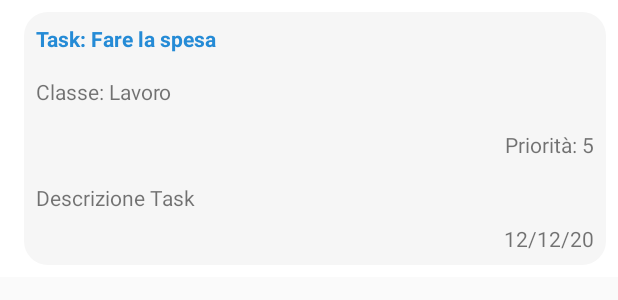
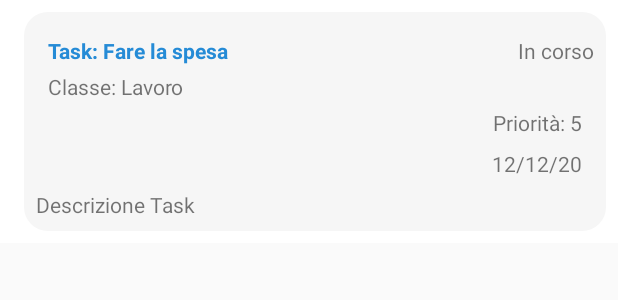
Before and after one commit to Zacomo/Istentu, an Android app: the layout recycler_view_item.xml on its own in the app's theme, with its tools: preview values and no code run, on a phone screen of 412 x 824 dp. Shown: the top 300 px of the screen. Run offline under Robolectric (Android 15) with nearby library versions, the phone set to English and light mode, and no system bars.

Commit message:
Cambio Layout per item recyclerview e introduzione dialogo info Task.

```diff
--- a/app/src/main/res/layout/recycler_view_item.xml
+++ b/app/src/main/res/layout/recycler_view_item.xml
@@ -1,5 +1,5 @@
 <?xml version="1.0" encoding="utf-8"?>
-<LinearLayout
+<RelativeLayout xmlns:app="http://schemas.android.com/apk/res-auto"
     android:id="@+id/parentLayout"
     xmlns:android="http://schemas.android.com/apk/res/android"
     xmlns:tools="http://schemas.android.com/tools"
@@ -9,28 +9,47 @@
     android:layout_height="wrap_content"
     android:background="#fff">
 
-  <LinearLayout
+  <androidx.constraintlayout.widget.ConstraintLayout
       android:layout_width="match_parent"
       android:layout_height="wrap_content"
-      android:orientation="vertical"
       android:layout_marginStart="8dp"
       android:layout_marginLeft="8dp"
       android:background="@drawable/card_bg">
+
     <TextView
         android:id="@+id/taskName"
         android:layout_width="wrap_content"
         android:layout_height="wrap_content"
         android:layout_gravity="start"
+        android:layout_marginStart="8dp"
+        android:layout_marginTop="8dp"
         android:padding="8dp"
+        android:textColor="@color/colorPrimary"
         android:textStyle="bold"
-      android:textColor="@color/colorPrimary"
+        app:layout_constraintStart_toStartOf="parent"
+        app:layout_constraintTop_toTopOf="parent"
         tools:text="Task: Fare la spesa" />
+
+    <TextView
+        android:id="@+id/taskDone"
+        android:layout_width="wrap_content"
+        android:layout_height="wrap_content"
+        android:paddingRight="8dp"
+        android:padding="8dp"
+        android:layout_marginTop="8dp"
+        app:layout_constraintTop_toTopOf="parent"
+        app:layout_constraintRight_toRightOf="parent"
+        tools:text="In corso"/>
+
     <TextView
         android:id="@+id/taskClass"
         android:layout_width="wrap_content"
         android:layout_height="wrap_content"
         android:padding="8dp"
-      tools:text="Classe: Lavoro"/>
+        android:layout_marginTop="24dp"
+        app:layout_constraintStart_toStartOf="@id/taskName"
+        app:layout_constraintTop_toTopOf="@id/taskName"
+        tools:text="Classe: Lavoro" />
 
   <TextView
       android:id="@+id/taskPriority"
@@ -38,25 +57,33 @@
       android:layout_height="wrap_content"
       android:layout_gravity="end"
       android:padding="8dp"
+      android:layout_marginTop="24dp"
+      android:layout_marginRight="8dp"
+      app:layout_constraintTop_toTopOf="@id/taskClass"
+      app:layout_constraintRight_toRightOf="parent"
       tools:text="Priorità: 5"/>
+
+    <TextView
+        android:id="@+id/taskDue"
+        android:layout_width="wrap_content"
+        android:layout_height="wrap_content"
+        android:layout_gravity="end"
+        android:layout_marginRight="16dp"
+        app:layout_constraintTop_toBottomOf="@id/taskPriority"
+        app:layout_constraintRight_toRightOf="parent"
+        android:text="12/12/20"/>
 
   <TextView
       android:id="@+id/taskDescription"
       android:layout_width="wrap_content"
       android:layout_height="wrap_content"
       android:padding="8dp"
+      android:paddingLeft="8dp"
+      app:layout_constraintTop_toBottomOf="@id/taskDue"
+      app:layout_constraintLeft_toLeftOf="parent"
       android:text="Descrizione Task"/>
 
-  <TextView
-      android:id="@+id/taskDue"
-      android:layout_width="wrap_content"
-      android:layout_height="wrap_content"
-      android:layout_gravity="end"
-      android:paddingRight="8dp"
-      android:paddingBottom="8dp"
-      android:text="12/12/20"/>
 
+  </androidx.constraintlayout.widget.ConstraintLayout>
 
-  </LinearLayout>
-
-</LinearLayout>
+</RelativeLayout>
```
Also changed, not shown: app/src/main/java/com/zacomo/istentu/MainActivity.java (+23 -0 lines), app/src/main/java/com/zacomo/istentu/RecyclerViewAdapter.java (+13 -2 lines), app/src/main/java/com/zacomo/istentu/Task.java (+21 -0 lines). Lines whose indentation alone changed are shown as unchanged.
